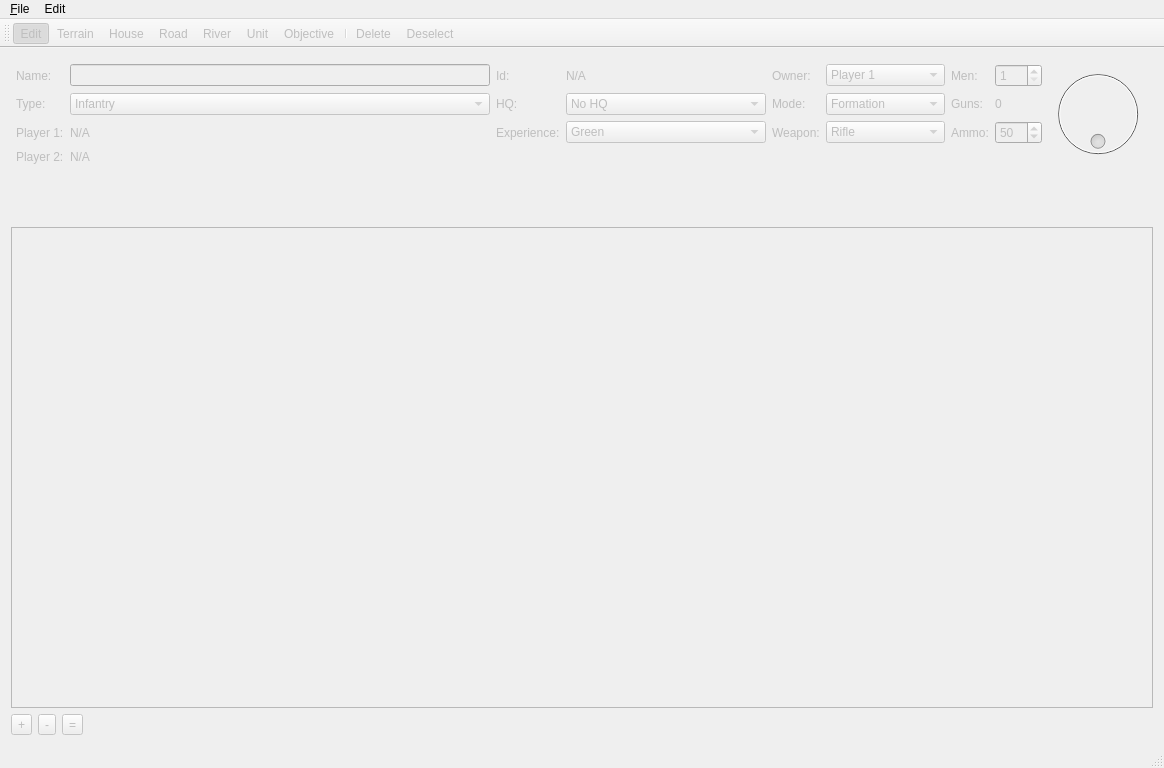
Above: EditorMainWindow.ui from D-Pointer/imperium-editor before the change. Below: the same form after it.
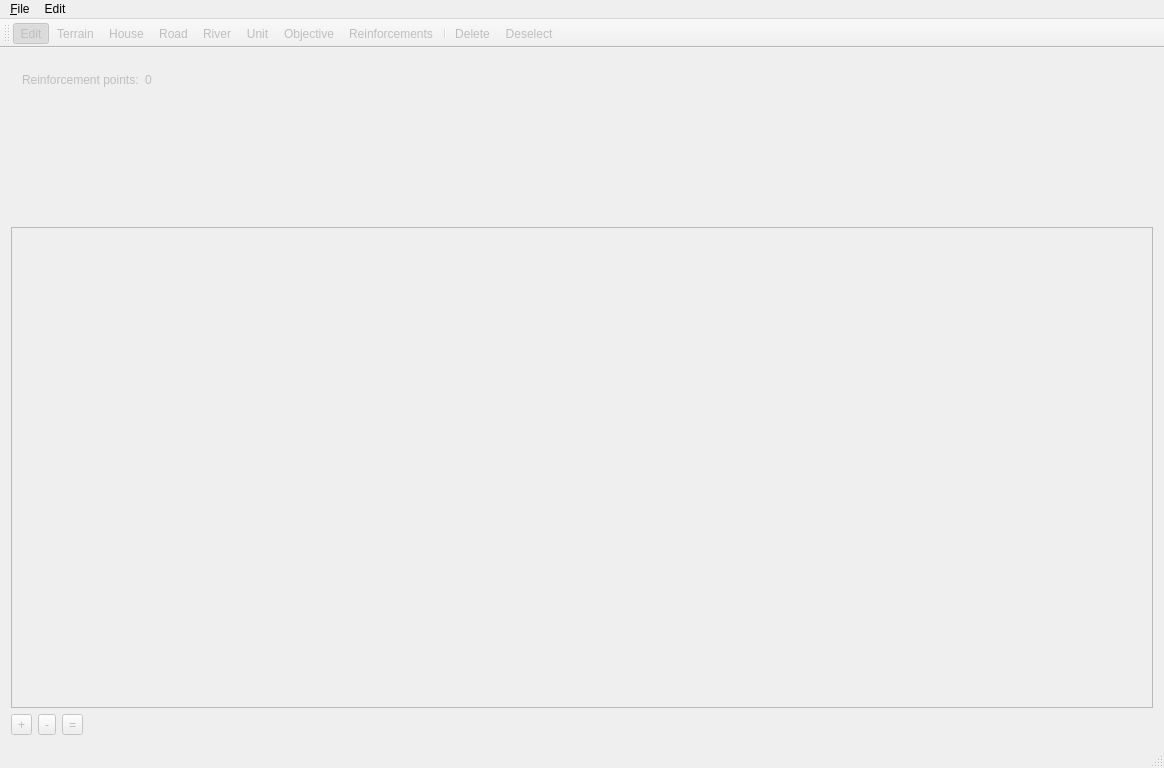
That is the form after the change. The open tabs and pages were chosen to show the change. Icons and pictures are not drawn.

Diff of the .ui file:
```diff
--- a/EditorMainWindow.ui
+++ b/EditorMainWindow.ui
@@ -1254,6 +1254,50 @@
         </item>
        </layout>
       </widget>
+      <widget class="QWidget" name="reinforcementsPage">
+       <layout class="QGridLayout" name="gridLayout_5">
+        <item row="0" column="0">
+         <widget class="QLabel" name="label_29">
+          <property name="text">
+           <string>Reinforcement points:</string>
+          </property>
+         </widget>
+        </item>
+        <item row="0" column="1">
+         <widget class="QLabel" name="m_reinforcementCount">
+          <property name="text">
+           <string>0</string>
+          </property>
+         </widget>
+        </item>
+        <item row="0" column="2">
+         <spacer name="horizontalSpacer_17">
+          <property name="orientation">
+           <enum>Qt::Horizontal</enum>
+          </property>
+          <property name="sizeHint" stdset="0">
+           <size>
+            <width>949</width>
+            <height>20</height>
+           </size>
+          </property>
+         </spacer>
+        </item>
+        <item row="1" column="0">
+         <spacer name="verticalSpacer_6">
+          <property name="orientation">
+           <enum>Qt::Vertical</enum>
+          </property>
+          <property name="sizeHint" stdset="0">
+           <size>
+            <width>20</width>
+            <height>114</height>
+           </size>
+          </property>
+         </spacer>
+        </item>
+       </layout>
+      </widget>
      </widget>
     </item>
    </layout>
@@ -1310,6 +1354,7 @@
    <addaction name="m_river_action"/>
    <addaction name="m_unit_action"/>
    <addaction name="m_objective_action"/>
+   <addaction name="m_reinforcements_action"/>
    <addaction name="separator"/>
    <addaction name="m_delete_action"/>
    <addaction name="m_deselect_action"/>
@@ -1489,6 +1534,19 @@
     <enum>Qt::ApplicationShortcut</enum>
    </property>
   </action>
+  <action name="m_reinforcements_action">
+   <property name="checkable">
+    <bool>true</bool>
+   </property>
+   <property name="text">
+    <string>Reinforcements</string>
+   </property>
+  </action>
+  <action name="m_background_action">
+   <property name="text">
+    <string>Background</string>
+   </property>
+  </action>
  </widget>
  <layoutdefault spacing="6" margin="11"/>
  <resources>
```
Left out of the diff: 27 changed lines with no effect on the pictures.
